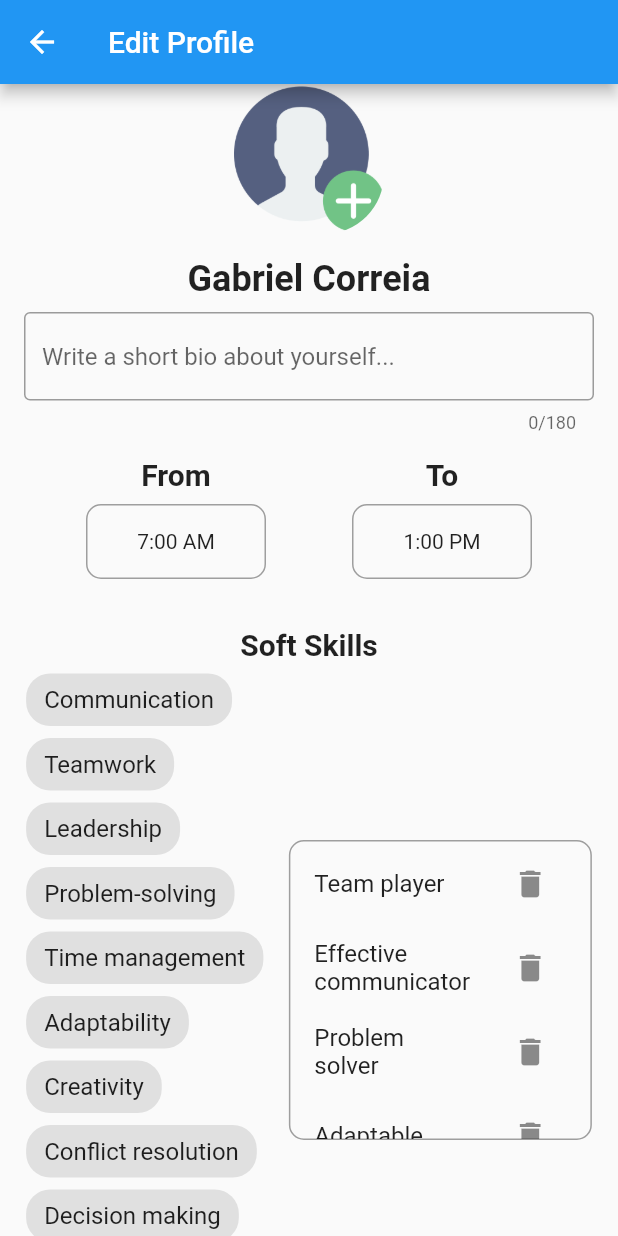
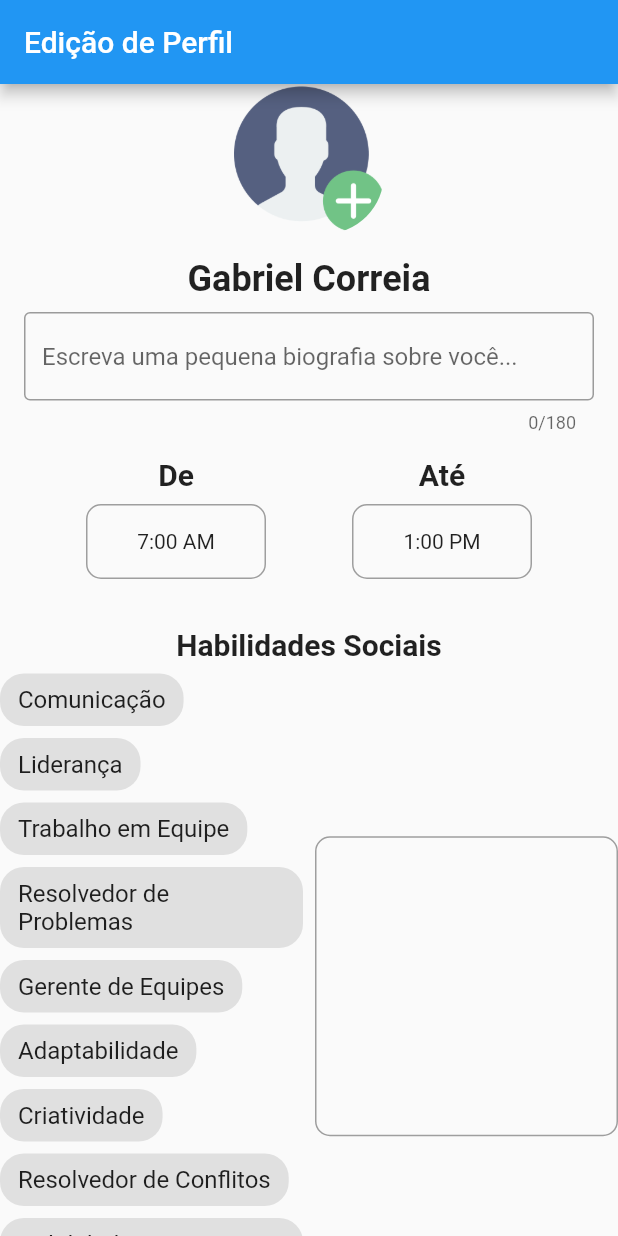
Before and after one commit to shadergz/tramposapp, a Flutter app: the ProfileEditingScreen screen opened directly, on a phone screen of 412 x 824 dp. Run offline on Flutter 3.47's test engine with Material 2 defaults, Android fonts, the light colour scheme and no system bars; our stand-ins replace image_picker, sqflite; accounts and stored records are empty.

Commit message:
Translation completed + New occupation types

```diff
--- /dev/null
+++ b/lib/clientes.dart
@@ -0,0 +1,18 @@
+// ignore: unused_import
+import 'usuario.dart';
+
+// Integra justo ao banco de dados todos os usuários do sistema
+class Clientes {
+  List usuarios = [];
+
+  // Só deve haver uma única instância de `Clientes` por sessão!
+  static Clientes instance = Clientes();
+
+  late Clientes sessaoLogado;
+
+  // Método para cadastrar um usuário na plataforma
+  bool cadastrarUsuario(String usuarioInfo) {
+    return true;
+  }
+
+}
--- a/lib/main.dart
+++ b/lib/main.dart
@@ -1,19 +1,43 @@
 import 'package:flutter/material.dart';
-import 'tela_login.dart';
+import 'tela_login.dart' as login;
+import 'tela_principal.dart' as principal;
+
+import 'clientes.dart' as usu_trampos;
+
 
 void main() {
-  runApp(const MyApp());
+  // Função main, tudo se inicia aqui!
+  runApp(const TramposTelaRaiz());
 }
 
-class MyApp extends StatelessWidget {
-  const MyApp({super.key});
+// Este widget também é uma tela, porém o seu unico propósito é verificar
+// se um usuário válido já está logado no sistema, caso não haja,
+// ele deve empurrar a tela de login para o usuário!
 
-  // This widget is the root of your application.
+class TramposTelaRaiz extends StatefulWidget {
+  const TramposTelaRaiz({super.key});
+
+  @override
+  State<StatefulWidget> createState() {
+    return _TrampoTelaVerificacao();
+  }
+}
+
+class _TrampoTelaVerificacao extends State<TramposTelaRaiz> {
+  late usu_trampos.Clientes clientesSistema;
+  // Obtendo as preferências do aplicativo!
+  bool usuarioLogado = false;
+
+  _TrampoTelaVerificacao() {
+    clientesSistema = usu_trampos.Clientes.instance;
+  }
+
   @override
   Widget build(BuildContext context) {
     return MaterialApp(
       title: 'TramposOn',
-      home: const LoginPage(),
+      // Seleciona se o usuário deva ir para a tela de login ou para a tela principal
+      home: usuarioLogado ? const principal.MainScreen() : const login.LoginPage(),
       theme: ThemeData(
       ),
     );
--- a/lib/tela_criarperfil.dart
+++ b/lib/tela_criarperfil.dart
@@ -1,13 +1,10 @@
-/*
-Prompt: The first field should be corner radios with a profile photo of the user, what when his click on the profile photo it lead to his gallery app to select a photo, by default the program will use a default profile photo from the app! Bellow a field with the name of the user, you can use "Gabriel Correia", bellow another a big field where the user can write a short biography of him self with 180 characters long, bellow a section with two date pickers, this section is called "Availability" where the user you provide two dates, for example from "7:00AM" to "1:00PM"; Bellow outside this section, a list of pickable tags that the user can added to his "Soft-skill" field, this tags should be have a droppable animation, the user will press in the tag and move to the user soft skills field and with capabilities of change the order of each skill by its desires, bellow this a adjustable scrowable bar of his desired price, from 50 to 200 BRL (brazilian currency), and at the final a green button called "Continue"
-*/
-
 import 'dart:io';
 
 import 'package:flutter/material.dart';
 import 'package:image_picker/image_picker.dart';
 
 import 'tela_principal.dart';
+import 'usuario.dart' as usuario;
 
 class ProfileEditingScreen extends StatefulWidget {
   const ProfileEditingScreen({super.key});
@@ -19,49 +16,39 @@
 
 class _ProfileEditingScreenState extends State<ProfileEditingScreen> {
   // ignore: unused_field
-  File? _image;
+  File? _imagemSele;
   final picker = ImagePicker();
 
-  Future getImage() async {
+  Future pegarImagem() async {
 
   }
 
   // ignore: unused_field
-  late String _name;
+  late String _dadoNome;
   // ignore: unused_field
-  late String _bio;
+  late String _dadoBio;
   // ignore: unused_field
-  late DateTime _startDate;
+  late DateTime _dadoInicio;
   // ignore: unused_field
-  late DateTime _endDate;
-  late double _desiredPrice;
-  late final List<String> _softSkills = [
-    'Team player',
-    'Effective communicator',
-    'Problem solver',
-    'Adaptable',
-    'Fast learner',
-    'Organized',
-    'Creative',
-    'Detail-oriented',
-    'Leadership skills',
-    'Time management',
-  ];
+  late DateTime _dadoFim;
+  late double _valorDesejado;
+
+  final Map<usuario.SoftSkills, String> usuarioHabi = usuario.TrampoUsuario.habilidades;
   // ignore: unused_field
-  late final List<String> _selectedSkills = [];
+  late final List<String> _habiSelecionadas = [];
 
   @override
   void initState() {
     super.initState();
-    _image = null;
-    _name = 'Gabriel Correia';
-    _bio = '';
-    _startDate = DateTime.now();
-    _endDate = DateTime.now();
-    _desiredPrice = 100;
+    _imagemSele = null;
+    _dadoNome = 'Gabriel Correia';
+    _dadoBio = '';
+    _dadoInicio = DateTime.now();
+    _dadoFim = DateTime.now();
+    _valorDesejado = 100;
   }
 
-  Widget _buildTagItem(String tag, int index) {
+  Widget _buildTagItem(usuario.SoftSkills tag, int index) {
   return Draggable(
     data: index,
     feedback: Container(
@@ -71,7 +58,7 @@
       ),
       padding: const EdgeInsets.symmetric(horizontal: 12.0, vertical: 8.0),
       child: Text(
-        tag,
+        usuarioHabi[tag]!,
         style: const TextStyle(fontSize: 16.0),
       ),
     ),
@@ -83,7 +70,7 @@
       ),
       padding: const EdgeInsets.symmetric(horizontal: 12.0, vertical: 8.0),
       child: Text(
-        tag,
+        usuarioHabi[tag]!,
         style: const TextStyle(fontSize: 16.0),
       ),
     ),
@@ -94,7 +81,7 @@
   Widget build(BuildContext context) {
     return Scaffold(
       appBar: AppBar(
-        title: const Text('Edit Profile'),
+        title: const Text('Edição de Perfil'),
       ),
       body: Center(
         child: SingleChildScrollView(
@@ -103,7 +90,7 @@
             crossAxisAlignment: CrossAxisAlignment.center,
             children: [
               InkWell(
-                onTap: getImage,
+                onTap: pegarImagem,
                 child: Container(
                   height: 100.0,
                   width: 100.0,
@@ -130,7 +117,7 @@
                 child: const TextField(
                   maxLength: 180,
                   decoration: InputDecoration(
-                    hintText: 'Write a short bio about yourself...',
+                    hintText: 'Escreva uma pequena biografia sobre você...',
                     border: OutlineInputBorder(),
                   ),
                 ),
@@ -142,7 +129,7 @@
                   Column(
                     children: [
                       const Text(
-                        'From',
+                        'De',
                         style: TextStyle(
                           fontSize: 20.0,
                           fontWeight: FontWeight.bold,
@@ -165,7 +152,7 @@
                   Column(
                     children: [
                       const Text(
-                        'To',
+                        'Até',
                         style: TextStyle(
                           fontSize: 20.0,
                           fontWeight: FontWeight.bold,
@@ -189,7 +176,7 @@
               ),
               const SizedBox(height: 32.0),
               const Text(
-                'Soft Skills',
+                'Habilidades Sociais',
                 style: TextStyle(fontSize: 20.0, fontWeight: FontWeight.bold),
               ),
               const SizedBox(height: 8.0),
@@ -202,16 +189,15 @@
                       spacing: 8.0,
                       runSpacing: 8.0,
                       children: [
-                        _buildTagItem('Communication', 0),
-                        _buildTagItem('Teamwork', 1),
-                        _buildTagItem('Leadership', 2),
-                        _buildTagItem('Problem-solving', 3),
-                        _buildTagItem('Time management', 4),
-                        _buildTagItem('Adaptability', 5),
-                        _buildTagItem('Creativity', 6),
-                        _buildTagItem('Conflict resolution', 7),
-                        _buildTagItem('Decision making', 8),
-                        _buildTagItem('Organizational skills', 9),
+                        _buildTagItem(usuario.SoftSkills.comunicacao, 0),
+                        _buildTagItem(usuario.SoftSkills.lidar, 1),
+                        _buildTagItem(usuario.SoftSkills.trabalhoEquipe, 2),
+                        _buildTagItem(usuario.SoftSkills.resolvedor, 3),
+                        _buildTagItem(usuario.SoftSkills.gerente, 4),
+                        _buildTagItem(usuario.SoftSkills.adaptabilidade, 5),
+                        _buildTagItem(usuario.SoftSkills.criatividade, 6),
+                        _buildTagItem(usuario.SoftSkills.resolConflitos, 7),
+                        _buildTagItem(usuario.SoftSkills.habiOrganiza, 8),
                       ],
                     ),
                   ),
@@ -220,7 +206,7 @@
                     child: DragTarget(
                       onAccept: (String data) {
                         setState(() {
-                          _softSkills.add(data);
+                          _habiSelecionadas.add(data);
                         });
                       },
                       builder: (BuildContext context, List<String?> incoming, List<dynamic> rejected) {
@@ -231,15 +217,15 @@
                             borderRadius: BorderRadius.circular(10.0),
                           ),
                           child: ListView.builder(
-                            itemCount: _softSkills.length,
+                            itemCount: _habiSelecionadas.length,
                             itemBuilder: (BuildContext context, int index) {
                               return ListTile(
-                                title: Text(_softSkills[index]),
+                                title: Text(_habiSelecionadas[index]),
                                 trailing: IconButton(
                                   icon: const Icon(Icons.delete),
                                   onPressed: () {
                                     setState(() {
-                                      _softSkills.removeAt(index);
+                                      _habiSelecionadas.removeAt(index);
                                     });
                                   },
                                 ),
@@ -254,7 +240,7 @@
               ),
               const SizedBox(height: 16.0),
               const Text(
-                'Desired Price',
+                'Valor Desejado',
                 style: TextStyle(fontSize: 20.0, fontWeight: FontWeight.bold),
               ),
               Row(
@@ -266,13 +252,13 @@
                   ),
                   Expanded(
                     child: Slider(
-                      value: _desiredPrice,
+                      value: _valorDesejado,
                       min: 50,
                       max: 200,
                       divisions: 30,
                       onChanged: (double value) {
                         setState(() {
-                          _desiredPrice = value;
+                          _valorDesejado = value;
                         });
                       },
                     ),
@@ -287,6 +273,7 @@
               const SizedBox(height: 16.0),
               ElevatedButton(
                 onPressed: () {
+                  // Registrando as ultimas informações do usuário e pulando para a interface principal
                   Navigator.push(context, MaterialPageRoute(builder: (context) => const MainScreen()),);
                 },
                 style: ElevatedButton.styleFrom(
@@ -297,7 +284,7 @@
                   ),
                 ),
                 child: const Text(
-                  'Continue',
+                  'Continuar',
                   style: TextStyle(fontSize: 16.0),
                 ),
               ),
--- a/lib/tela_pesquisa.dart
+++ b/lib/tela_pesquisa.dart
@@ -7,7 +7,7 @@
   Widget build(BuildContext context) {
     return Scaffold(
       appBar: AppBar(
-        title: const Text('Search Results'),
+        title: const Text('Resultados da Busca'),
       ),
       body: ListView.builder(
         itemCount: 5,
@@ -16,8 +16,8 @@
             leading: const CircleAvatar(
               child: Icon(Icons.person),
             ),
-            title: Text('Search Result ${index + 1}'),
-            subtitle: Text('Occupation ${index + 1}'),
+            title: Text('Encontrado: ${index + 1}'),
+            subtitle: Text('Ocupação: ${index + 1}'),
           );
         },
       ),
--- /dev/null
+++ b/lib/usuario.dart
@@ -0,0 +1,41 @@
+// Define o que é um usuário em nosso sistema
+enum GeneroUsuario {
+  mulher, homem, outros
+}
+
+enum SoftSkills {
+  comunicacao, lidar, trabalhoEquipe, resolvedor, gerente, adaptabilidade, criatividade, resolConflitos, habiOrganiza,
+}
+
+class TrampoUsuario {
+  String username = '', primeiroNome = '', ultimoNome = '', ocupacaoProfissional = '', email = '', senha = '';
+  int idadeAtual = 0;
+
+  static final Map<SoftSkills, String> habilidades = {
+    SoftSkills.comunicacao: 'Comunicação',
+    SoftSkills.lidar: 'Liderança',
+    SoftSkills.trabalhoEquipe: 'Trabalho em Equipe',
+    SoftSkills.resolvedor: 'Resolvedor de Problemas',
+    SoftSkills.gerente: 'Gerente de Equipes',
+    SoftSkills.adaptabilidade: 'Adaptabilidade',
+    SoftSkills.criatividade: 'Criatividade',
+    SoftSkills.resolConflitos: 'Resolvedor de Conflitos',
+    SoftSkills.habiOrganiza: 'Habilidades Organizacionais'
+  };
+
+  static final List<String> ocupacoesProfissionais = [
+    'Técnico de Informática',
+    'Professor',
+    'Doutor',
+    'Pedreiro',
+    'Flanelinha',
+    'Faxineiro',
+    'Jardineiro',
+    'Outro (Não especificado)'
+  ];
+
+  // Método especializado para criar um membro do tipo `Usuário`
+  static TrampoUsuario criarUsuario() {
+    return TrampoUsuario();
+  }
+}
```
Also changed, not shown: lib/tela_login.dart (+15 -14 lines), lib/tela_principal.dart (+11 -10 lines), lib/tela_registrar.dart (+64 -60 lines), lib/usuarios_db.dart (+31 -34 lines), 1 other file.
